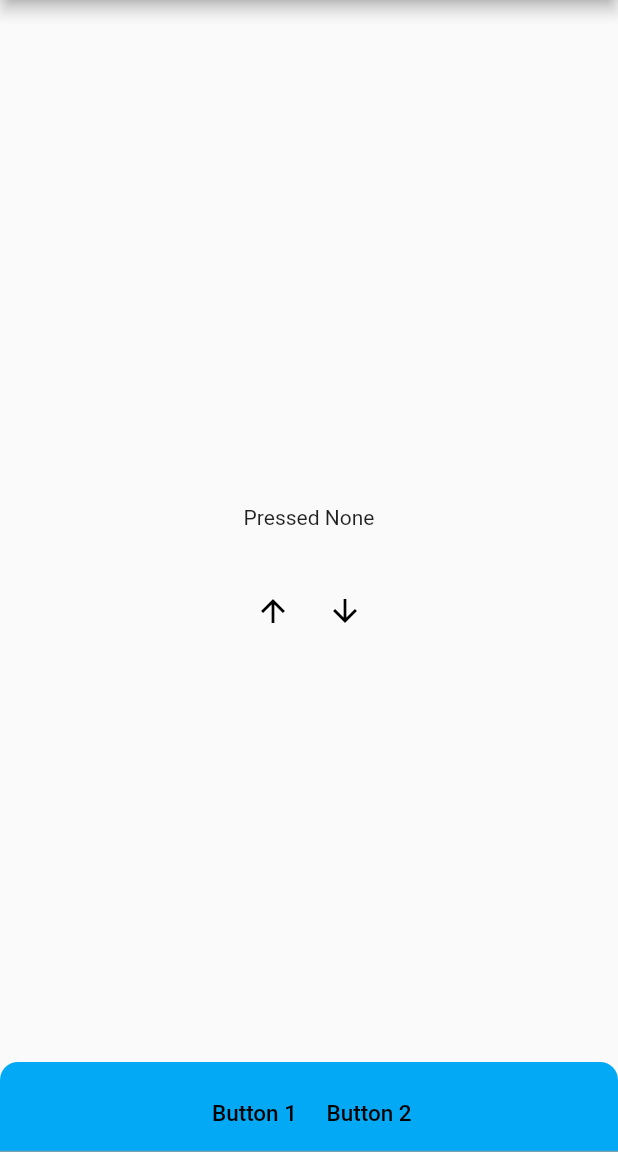
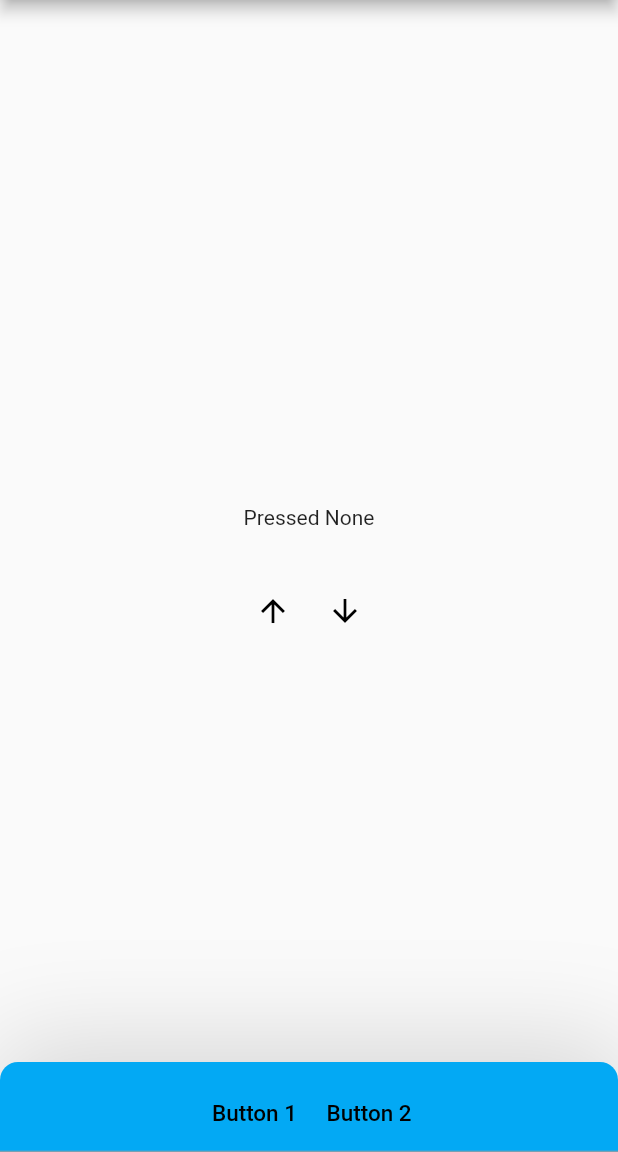
Before and after one commit to GP-Moon/bottom_drawer, a Flutter app: the screen it shows after launch, on a phone screen of 412 x 824 dp, the part 84-1236 px from its top. Run offline on Flutter 3.47's test engine with Material 2 defaults, Android fonts, the phone set to English and light mode, and no system bars.

```diff
--- a/example/lib/main.dart
+++ b/example/lib/main.dart
@@ -80,6 +80,14 @@ class _MyAppState extends State<MyApp> {
       drawerHeight: _bodyHeight,
       color: Colors.lightBlue,
       controller: _controller,
+      boxShadow: [
+        BoxShadow(
+          color: Colors.black.withOpacity(0.15),
+          blurRadius: 60,
+          spreadRadius: 5,
+          offset: const Offset(2, -6), // changes position of shadow
+        ),
+      ],
     );
   }
 
--- a/lib/bottom_drawer.dart
+++ b/lib/bottom_drawer.dart
@@ -29,6 +29,7 @@ class BottomDrawer extends StatefulWidget {
     required this.drawerHeight,
     this.color = Colors.white,
     this.cornerRadius = 12,
+    this.boxShadow = const [],
     this.duration = const Duration(milliseconds: 250),
     this.followTheBody = true,
     this.controller,
@@ -58,6 +59,9 @@ class BottomDrawer extends StatefulWidget {
 
   /// drawer animation duration.
   final Duration duration;
+
+  /// drawer box shadow.
+  final List<BoxShadow> boxShadow;
 
   ///If configured as true,
   ///When the drawer is open, the body slides to the top, and then slides down, the drawer will automatically close.
@@ -178,6 +182,7 @@ class _BottomDrawerState extends State<BottomDrawer> with TickerProviderStateMix
             topLeft: Radius.circular(widget.cornerRadius),
             topRight: Radius.circular(widget.cornerRadius),
           ),
+          boxShadow: widget.boxShadow,
         ),
         child: Column(
           children: [
--- a/pubspec.yaml
+++ b/pubspec.yaml
@@ -1,6 +1,6 @@
 name: bottom_drawer
 description: A bottom drawer widget, support customize drawer header and body, support list body, support drag to open and close.
-version: 0.0.3
+version: 0.0.4
 homepage: https://github.com/GP-Moon/bottom_drawer
 
 environment:
```
Also changed, not shown: 1 other file.
